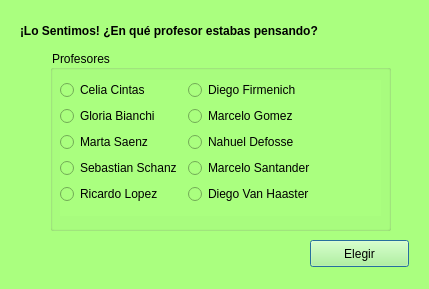
First picture: the form in vistas_ui/eleccion_profesor.ui, repository matiasacosta/final_fundamentos, before the edit.
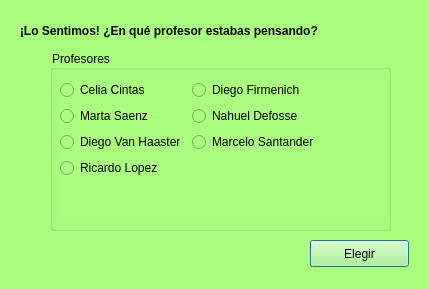
Second picture: the form after the edit.

Commit message: Saque a todos los profesores que no iban, en el programa y en el informe

```diff
--- a/vistas_ui/eleccion_profesor.ui
+++ b/vistas_ui/eleccion_profesor.ui
@@ -71,11 +71,14 @@
      <rect>
       <x>10</x>
       <y>30</y>
-      <width>321</width>
+      <width>326</width>
       <height>136</height>
      </rect>
     </property>
     <layout class="QFormLayout" name="formLayout">
+     <property name="fieldGrowthPolicy">
+      <enum>QFormLayout::AllNonFixedFieldsGrow</enum>
+     </property>
      <item row="0" column="0">
       <widget class="QRadioButton" name="celiaBtn">
        <property name="text">
@@ -83,13 +86,6 @@
        </property>
       </widget>
      </item>
-     <item row="1" column="0">
-      <widget class="QRadioButton" name="gloriaBtn">
-       <property name="text">
-        <string>Gloria Bianchi</string>
-       </property>
-      </widget>
-     </item>
      <item row="0" column="1">
       <widget class="QRadioButton" name="diegoFBtn">
        <property name="text">
@@ -97,28 +93,21 @@
        </property>
       </widget>
      </item>
-     <item row="1" column="1">
-      <widget class="QRadioButton" name="marceloGBtn">
-       <property name="text">
-        <string>Marcelo Gomez</string>
-       </property>
-      </widget>
-     </item>
-     <item row="2" column="0">
+     <item row="1" column="0">
       <widget class="QRadioButton" name="martaBtn">
        <property name="text">
         <string>Marta Saenz</string>
        </property>
       </widget>
      </item>
-     <item row="2" column="1">
+     <item row="1" column="1">
       <widget class="QRadioButton" name="nahuelBtn">
        <property name="text">
         <string>Nahuel Defosse</string>
        </property>
       </widget>
      </item>
-     <item row="3" column="1">
+     <item row="2" column="1">
       <widget class="QRadioButton" name="marcelosBtn">
        <property name="text">
         <string>Marcelo Santander</string>
@@ -126,26 +115,19 @@
       </widget>
      </item>
      <item row="3" column="0">
-      <widget class="QRadioButton" name="sebastianBtn">
-       <property name="text">
-        <string>Sebastian Schanz</string>
-       </property>
-      </widget>
-     </item>
-     <item row="4" column="1">
-      <widget class="QRadioButton" name="diegoVHBtn">
-       <property name="text">
-        <string>Diego Van Haaster</string>
-       </property>
-      </widget>
-     </item>
-     <item row="4" column="0">
       <widget class="QRadioButton" name="ricardoBtn">
        <property name="text">
         <string>Ricardo Lopez</string>
        </property>
       </widget>
      </item>
+     <item row="2" column="0">
+      <widget class="QRadioButton" name="diegoVHBtn">
+       <property name="text">
+        <string>Diego Van Haaster</string>
+       </property>
+      </widget>
+     </item>
     </layout>
    </widget>
   </widget>
```
The commit also changes 1 other file.
